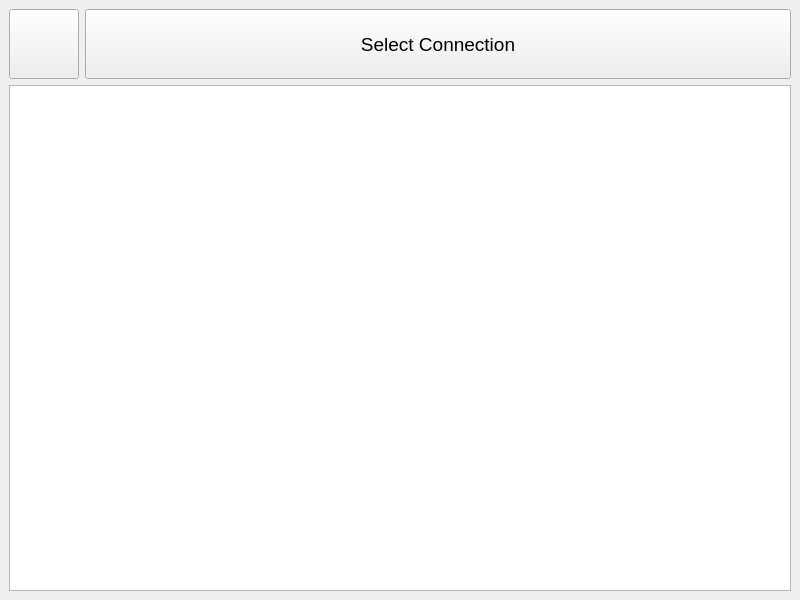
This is LSerialTerm/MainWindow.ui in UladRH/LSerialTerm as Qt 5 draws it before an edit. The edited form follows.
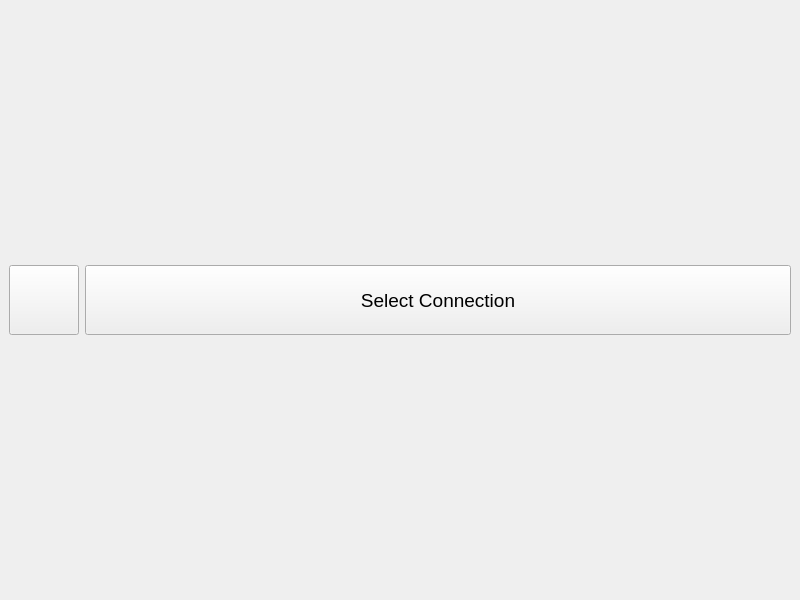
This is the edited form.

Patch:
```diff
--- a/LSerialTerm/MainWindow.ui
+++ b/LSerialTerm/MainWindow.ui
@@ -87,16 +87,6 @@
       </item>
      </layout>
     </item>
-    <item>
-     <widget class="QPlainTextEdit" name="outputTerminal">
-      <property name="font">
-       <font>
-        <family>Consolas</family>
-        <pointsize>11</pointsize>
-       </font>
-      </property>
-     </widget>
-    </item>
    </layout>
   </widget>
   <widget class="QMenuBar" name="menubar">
```
